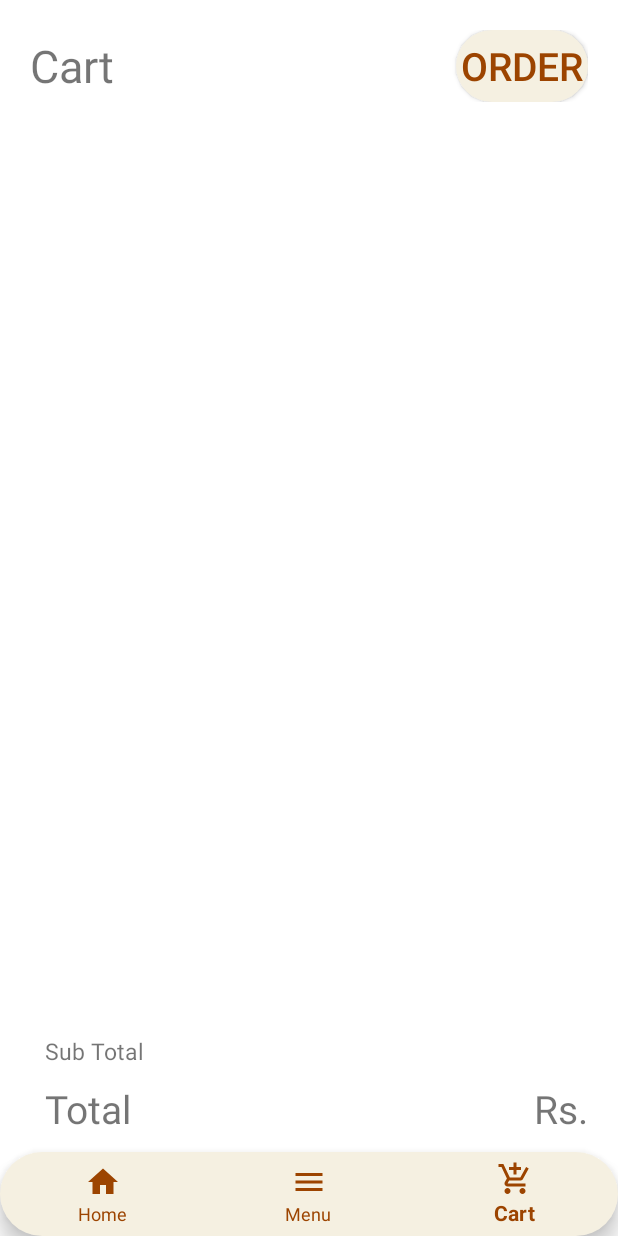
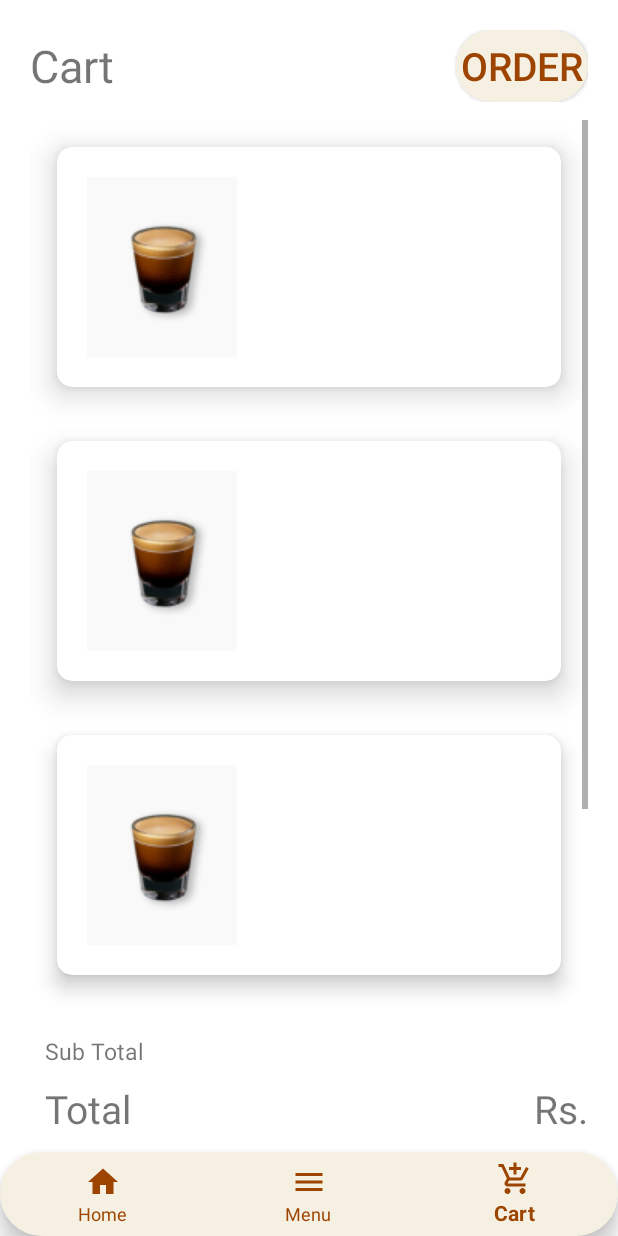
Before and after one commit to pramuddhika/CoffeeNet, an Android app: the screen it shows after launch (MainActivity), item 3 of the bottom bar chosen, on a phone screen of 412 x 824 dp. Run offline under Robolectric (Android 15) with nearby library versions, the phone set to English and light mode, and no system bars.

Commit message:
cards are maked

```diff
--- a/app/build.gradle.kts
+++ b/app/build.gradle.kts
@@ -44,5 +44,6 @@ dependencies {
     implementation("androidx.constraintlayout:constraintlayout:2.1.4")
     testImplementation("junit:junit:4.13.2")
     androidTestImplementation("androidx.test.ext:junit:1.1.5")
+    implementation ("androidx.cardview:cardview:1.0.0")
     androidTestImplementation("androidx.test.espresso:espresso-core:3.5.1")
 }
--- a/app/src/main/java/com/example/testcofee4/Button.java
+++ /dev/null
@@ -1,4 +0,0 @@
-package com.example.testcofee4;
-
-public class Button {
-}
--- a/app/src/main/res/layout/fragment_cart.xml
+++ b/app/src/main/res/layout/fragment_cart.xml
@@ -3,6 +3,7 @@
     xmlns:tools="http://schemas.android.com/tools"
     android:layout_width="match_parent"
     android:layout_height="match_parent"
+    xmlns:app="http://schemas.android.com/apk/res-auto"
     android:background="#FFFFFF"
     android:padding="20dp"
     tools:context=".CartFragment">
@@ -51,6 +52,74 @@
             android:layout_height="600dp"
             android:layout_marginTop="12dp">
 
+        <LinearLayout
+            android:layout_width="match_parent"
+            android:layout_height="match_parent"
+            android:orientation="vertical">
+
+            <androidx.cardview.widget.CardView
+                android:layout_width="match_parent"
+                android:padding="10dp"
+                android:layout_height="wrap_content"
+                app:cardCornerRadius="10dp"
+                app:cardElevation="12dp"
+                android:layout_margin="18dp">
+                <ImageView
+                    android:layout_width="wrap_content"
+                    android:layout_height="wrap_content"
+                    android:padding="20dp"
+                    android:src="@drawable/espresso1"/>
+            </androidx.cardview.widget.CardView>
+
+            <androidx.cardview.widget.CardView
+                android:layout_width="match_parent"
+                android:padding="10dp"
+                android:layout_height="wrap_content"
+                app:cardCornerRadius="10dp"
+                app:cardElevation="12dp"
+                android:layout_margin="18dp">
+                <ImageView
+                    android:layout_width="wrap_content"
+                    android:layout_height="wrap_content"
+                    android:padding="20dp"
+                    android:src="@drawable/espresso1"/>
+            </androidx.cardview.widget.CardView>
+
+            <androidx.cardview.widget.CardView
+                android:layout_width="match_parent"
+                android:padding="10dp"
+                android:layout_height="wrap_content"
+                app:cardCornerRadius="10dp"
+                app:cardElevation="8dp"
+                android:layout_margin="18dp">
+                <ImageView
+                    android:layout_width="wrap_content"
+                    android:layout_height="wrap_content"
+                    android:padding="20dp"
+                    android:src="@drawable/espresso1"/>
+            </androidx.cardview.widget.CardView>
+
+            <androidx.cardview.widget.CardView
+                android:layout_width="match_parent"
+                android:padding="10dp"
+                android:layout_height="wrap_content"
+                app:cardCornerRadius="10dp"
+                app:cardElevation="8dp"
+                android:layout_margin="18dp">
+                <ImageView
+                    android:layout_width="wrap_content"
+                    android:layout_height="wrap_content"
+                    android:padding="20dp"
+                    android:src="@drawable/espresso1"/>
+            </androidx.cardview.widget.CardView>
+
+
+
+        </LinearLayout>
+
+
+
+
         </ScrollView>
 
         <!--to show  sub-total -->
@@ -71,7 +140,7 @@
                 android:layout_height="wrap_content"
                 android:layout_weight="1"
                 android:gravity="center"
-                android:text="" />
+                android:text=""/>
 
             <TextView
                 android:id="@+id/sub_total"
--- a/app/src/main/res/layout/fragment_menu.xml
+++ b/app/src/main/res/layout/fragment_menu.xml
@@ -52,6 +52,15 @@
             android:layout_height="match_parent"
             android:layout_marginTop="12dp">
 
+
+            <androidx.cardview.widget.CardView
+                android:layout_width="wrap_content"
+                android:layout_height="wrap_content"
+                android:padding="20dp">
+
+
+
+            </androidx.cardview.widget.CardView>
         </ScrollView>
 
 
```
Also changed, not shown: app/src/main/res/drawable/espresso1.png (added).
